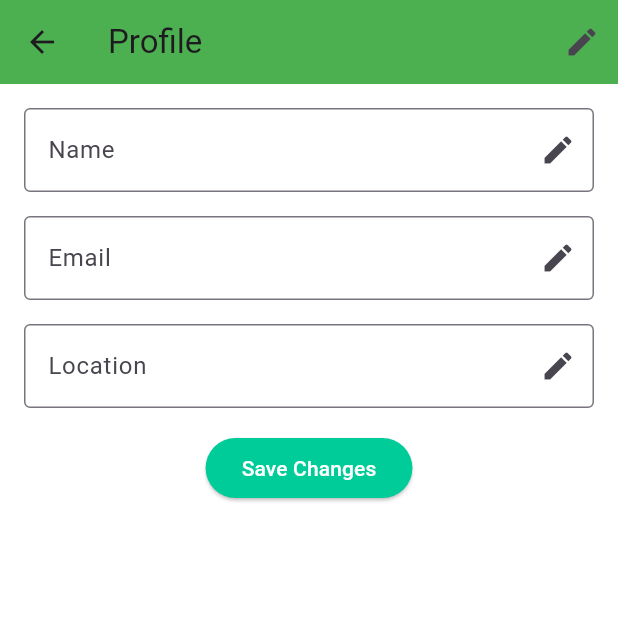
After one commit to vyk1262/seller, a Flutter app: the ProfileScreen screen opened directly, after a tap on the "edit" icon, on a phone screen of 412 x 824 dp, the top half of it. The commit adds this screen. Run offline on Flutter 3.47's test engine with Material 3 defaults, Android fonts, the phone set to English and light mode, and no system bars; our stand-ins replace cloud_firestore, firebase_auth, firebase_core, firebase_storage, image_picker; accounts and stored records are empty.

Commit message:
Added profile section and updated login page

```diff
--- /dev/null
+++ b/lib/profile.dart
@@ -0,0 +1,127 @@
+import 'package:cloud_firestore/cloud_firestore.dart';
+import 'package:firebase_auth/firebase_auth.dart';
+import 'package:flutter/material.dart';
+import 'package:trade_seller/constants/colors.dart';
+import 'package:trade_seller/home.dart';
+
+class ProfileScreen extends StatefulWidget {
+  @override
+  _ProfileScreenState createState() => _ProfileScreenState();
+}
+
+class _ProfileScreenState extends State<ProfileScreen> {
+  final FirebaseAuth _auth = FirebaseAuth.instance;
+  final FirebaseFirestore _firestore = FirebaseFirestore.instance;
+  DocumentSnapshot? userData;
+
+  bool _isEditing = false;
+
+  // Controllers
+  final TextEditingController _nameController = TextEditingController();
+  final TextEditingController _emailController = TextEditingController();
+  final TextEditingController _locationController = TextEditingController();
+
+  @override
+  void initState() {
+    super.initState();
+    _fetchUserDetails();
+  }
+
+  Future<void> _fetchUserDetails() async {
+    User? user = _auth.currentUser;
+    if (user != null) {
+      userData = await _firestore.collection('users').doc(user.uid).get();
+      _nameController.text = userData!['name'] ?? '';
+      _emailController.text = userData!['email'] ?? '';
+      _locationController.text = userData!['location'] ?? '';
+      setState(() {});
+    }
+  }
+
+  Future<void> _saveUserDetails() async {
+    User? user = _auth.currentUser;
+    if (user != null) {
+      await _firestore.collection('users').doc(user.uid).update({
+        'name': _nameController.text,
+        'email': _emailController.text,
+        'location': _locationController.text,
+      });
+      setState(() {
+        _isEditing = false;
+      });
+    }
+  }
+
+  @override
+  void dispose() {
+    _nameController.dispose();
+    _emailController.dispose();
+    _locationController.dispose();
+    super.dispose();
+  }
+
+  @override
+  Widget build(BuildContext context) {
+    return Scaffold(
+      backgroundColor: AppColors.scaffoldBackground,
+      appBar: AppBar(
+        title: const Text('Profile'),
+        backgroundColor: AppColors.primary,
+        actions: [
+          IconButton(
+            icon: const Icon(Icons.edit),
+            onPressed: () {
+              setState(() {
+                _isEditing = !_isEditing;
+              });
+            },
+          ),
+        ],
+      ),
+      body: Padding(
+        padding: const EdgeInsets.all(16.0),
+        child: userData == null
+            ? const Center(child: CircularProgressIndicator())
+            : Column(
+                children: [
+                  TextField(
+                    controller: _nameController,
+                    readOnly: !_isEditing,
+                    decoration: InputDecoration(
+                      labelText: 'Name',
+                      border: const OutlineInputBorder(),
+                      suffixIcon: _isEditing ? const Icon(Icons.edit) : null,
+                    ),
+                  ),
+                  const SizedBox(height: 16),
+                  TextField(
+                    controller: _emailController,
+                    readOnly: !_isEditing,
+                    decoration: InputDecoration(
+                      labelText: 'Email',
+                      border: const OutlineInputBorder(),
+                      suffixIcon: _isEditing ? const Icon(Icons.edit) : null,
+                    ),
+                  ),
+                  const SizedBox(height: 16),
+                  TextField(
+                    controller: _locationController,
+                    readOnly: !_isEditing,
+                    decoration: InputDecoration(
+                      labelText: 'Location',
+                      border: const OutlineInputBorder(),
+                      suffixIcon: _isEditing ? const Icon(Icons.edit) : null,
+                    ),
+                  ),
+                  const SizedBox(height: 16),
+                  if (_isEditing)
+                    ElevatedButton(
+                      onPressed: _saveUserDetails,
+                      child: const Text('Save Changes'),
+                    ),
+                ],
+              ),
+      ),
+    );
+  }
+}
```
Also changed, not shown: lib/home.dart (+10 -0 lines), lib/login.dart (+5 -74 lines), 1 other file.
